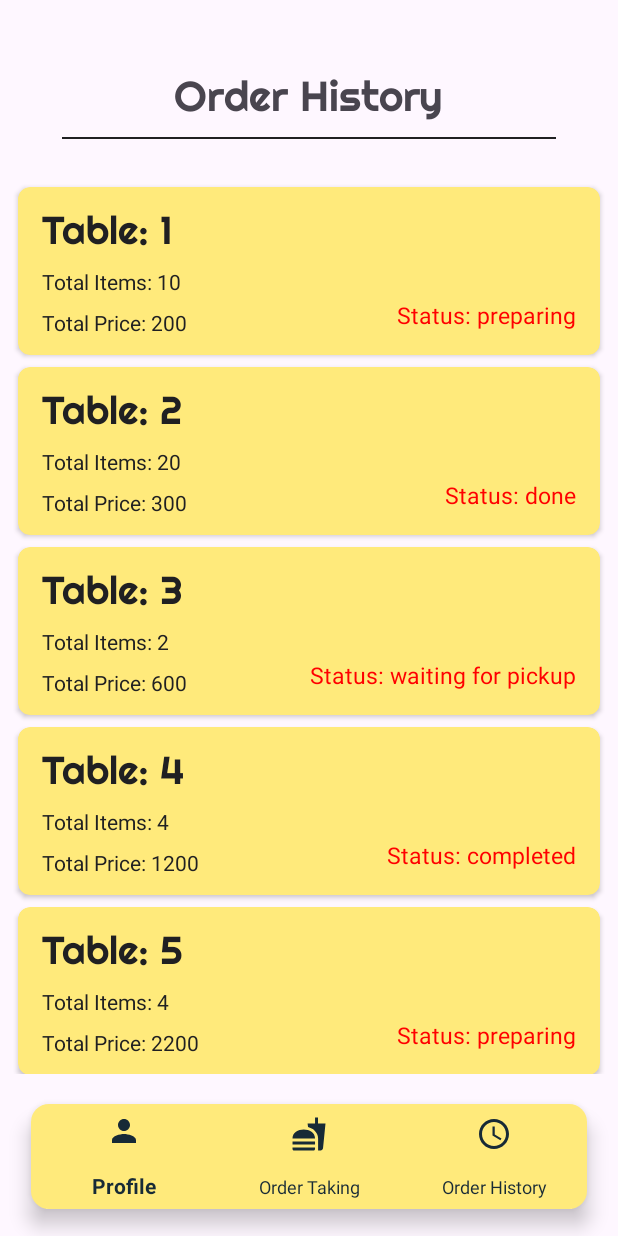
After one commit to Sd023/Entrees, an Android app: the OrderHistoryFragment screen opened through its navigation route, on a phone screen of 412 x 824 dp. The commit adds this screen. Run offline under Robolectric (Android 15) with nearby library versions, the phone set to English and light mode, and no system bars; our stand-ins replace Firebase (no records; nobody signed in at launch, a user with empty details on screens opened directly).

Commit message:
Order history logic

```diff
--- a/app/build.gradle.kts
+++ b/app/build.gradle.kts
@@ -67,6 +67,7 @@ dependencies {
     implementation(libs.lifecycle.viewmodel.ktx)
     implementation(libs.navigation.fragment.ktx)
     implementation(libs.annotation)
+    implementation(libs.androidx.activity)
     testImplementation(libs.junit)
     androidTestImplementation(libs.androidx.test.ext.junit)
     androidTestImplementation(libs.espresso.core)
@@ -93,5 +94,8 @@ dependencies {
 
     implementation ("com.nex3z:notification-badge:1.0.4")
 
+    implementation ("org.jetbrains.kotlinx:kotlinx-coroutines-core:1.5.2")
+    implementation ("org.jetbrains.kotlinx:kotlinx-coroutines-android:1.5.2")
+
 
 }
--- a/app/src/main/AndroidManifest.xml
+++ b/app/src/main/AndroidManifest.xml
@@ -17,6 +17,9 @@
         android:usesCleartextTraffic="true"
         tools:targetApi="31">
         <activity
+            android:name=".main.home.orders.OrderHistoryActivity"
+            android:exported="false" />
+        <activity
             android:name=".main.login.view.LoginScreen"
             android:exported="true">
             <intent-filter>
--- a/app/src/main/java/com/sdapps/entres/main/base/BaseActivity.kt
+++ b/app/src/main/java/com/sdapps/entres/main/base/BaseActivity.kt
@@ -53,6 +53,12 @@ open class BaseActivity : AppCompatActivity(), BaseView {
                     return@setOnItemSelectedListener true
                 }
 
+                R.id.orderHistory -> {
+                    val navController = findNavController(R.id.nav_host_fragment_activity_home_class)
+                    navController.navigate(R.id.orderHistory)
+                    return@setOnItemSelectedListener true
+                }
+
                 else -> { false }
             }
         }
--- /dev/null
+++ b/app/src/main/java/com/sdapps/entres/main/home/orders/OrderHistoryAdapter.kt
@@ -0,0 +1,48 @@
+package com.sdapps.entres.main.home.orders
+
+import android.view.LayoutInflater
+import android.view.View
+import android.view.ViewGroup
+import android.widget.TextView
+import androidx.recyclerview.widget.RecyclerView
+import com.sdapps.entres.R
+import com.sdapps.entres.main.home.tableview.dialog.CommonDialogAdapter
+
+class OrderHistoryAdapter(private var data: ArrayList<OrderHistoryBO>) :
+    RecyclerView.Adapter<OrderHistoryAdapter.ViewHolder>() {
+
+
+    override fun onCreateViewHolder(parent: ViewGroup, viewType: Int): ViewHolder {
+        val layout =
+            LayoutInflater.from(parent.context).inflate(R.layout.history_view, parent, false)
+        return ViewHolder(layout)
+    }
+
+    override fun getItemCount(): Int {
+        return data.size
+    }
+
+    override fun onBindViewHolder(holder: ViewHolder, position: Int) {
+
+        holder.tableId.text  = StringBuilder().append("Table: ").append(data[position].tableName).toString()
+        holder.totalItems.text = StringBuilder().append("Total Items: ").append(data[position].totalItems).toString()
+        holder.totalPrice.text = StringBuilder().append("Total Price: ").append(data[position].totalPrice).toString()
+        holder.status.text = StringBuilder().append("Status: ").append(data[position].status).toString()
+    }
+
+    override fun getItemId(position: Int): Long {
+        return position.toLong()
+    }
+
+    override fun getItemViewType(position: Int): Int {
+        return position
+    }
+
+    class ViewHolder(itemView: View) : RecyclerView.ViewHolder(itemView) {
+        var tableId: TextView = itemView.findViewById(R.id.tableId)
+        var totalPrice: TextView = itemView.findViewById(R.id.totalPrice)
+        var totalItems: TextView = itemView.findViewById(R.id.totalItems)
+        var status: TextView = itemView.findViewById(R.id.status)
+
+    }
+}
--- /dev/null
+++ b/app/src/main/java/com/sdapps/entres/main/home/orders/OrderHistoryBO.kt
@@ -0,0 +1,11 @@
+package com.sdapps.entres.main.home.orders
+
+class OrderHistoryBO {
+
+    var tableName : String? = null
+    var seatNumber : String? = null
+    var totalItems : String? = null
+    var totalPrice : String? = null
+
+    var status : String? = null
+}
--- /dev/null
+++ b/app/src/main/java/com/sdapps/entres/main/home/orders/OrderHistoryFragment.kt
@@ -0,0 +1,89 @@
+package com.sdapps.entres.main.home.orders
+
+import android.os.Bundle
+import androidx.fragment.app.Fragment
+import android.view.LayoutInflater
+import android.view.View
+import android.view.ViewGroup
+import androidx.recyclerview.widget.LinearLayoutManager
+import com.sdapps.entres.R
+import com.sdapps.entres.databinding.FragmentOrderHistoryBinding
+import com.sdapps.entres.databinding.HistoryViewBinding
+
+
+class OrderHistoryFragment : Fragment() {
+
+    private lateinit var binding : FragmentOrderHistoryBinding
+    private lateinit var items : ArrayList<OrderHistoryBO>
+
+    override fun onCreateView(
+        inflater: LayoutInflater, container: ViewGroup?,
+        savedInstanceState: Bundle?
+    ): View {
+        binding = FragmentOrderHistoryBinding.inflate(layoutInflater,container,false)
+        return binding.root
+    }
+
+    override fun onViewCreated(view: View, savedInstanceState: Bundle?) {
+        super.onViewCreated(view, savedInstanceState)
+
+        initAll()
+    }
+
+    fun initAll(){
+        items = arrayListOf()
+
+        val bo = OrderHistoryBO().apply {
+            tableName = "1"
+            totalPrice = "200"
+            totalItems = "10"
+            status = "preparing"
+        }
+
+        items.add(bo)
+        val bo1 = OrderHistoryBO().apply {
+            tableName = "2"
+            totalPrice = "300"
+            totalItems = "20"
+            status = "done"
+        }
+        items.add(bo1)
+
+        val bo2 = OrderHistoryBO().apply {
+            tableName = "3"
+            totalPrice = "600"
+            totalItems = "2"
+            status = "waiting for pickup"
+        }
+        items.add(bo2)
+        val bo3 = OrderHistoryBO().apply {
+            tableName = "4"
+            totalPrice = "1200"
+            totalItems = "4"
+            status = "completed"
+        }
+        items.add(bo3)
+
+        val bo4 = OrderHistoryBO().apply {
+            tableName = "5"
+            totalPrice = "2200"
+            totalItems = "4"
+            status = "preparing"
+        }
+        items.add(bo4)
+
+        val bo5 = OrderHistoryBO().apply {
+            tableName = "6"
+            totalPrice = "3200"
+            totalItems = "2"
+            status = "completed"
+        }
+        items.add(bo5)
+
+        binding.recyclerView.layoutManager = LinearLayoutManager(context, LinearLayoutManager.VERTICAL,false)
+        val adapter =  OrderHistoryAdapter(items)
+        binding.recyclerView.adapter =adapter
+
+    }
+
+}
--- a/app/src/main/java/com/sdapps/entres/main/home/tableview/dialog/CommonDialog.kt
+++ b/app/src/main/java/com/sdapps/entres/main/home/tableview/dialog/CommonDialog.kt
@@ -1,15 +1,21 @@
 package com.sdapps.entres.main.home.tableview.dialog
 
+import android.app.ProgressDialog
 import android.content.Intent
 import android.os.Bundle
 import android.view.LayoutInflater
 import android.view.View
 import android.view.ViewGroup
 import androidx.fragment.app.DialogFragment
+import androidx.lifecycle.lifecycleScope
 import com.sdapps.entres.main.food.view.view.FoodListActivity
 import com.sdapps.entres.databinding.CommonDialogTableViewBinding
 import com.sdapps.entres.main.home.tableview.tableFrag.presenter.TableViewPresenter
 import com.sdapps.entres.main.login.data.HotelBO
+import kotlinx.coroutines.Dispatchers
+import kotlinx.coroutines.delay
+import kotlinx.coroutines.launch
+import kotlinx.coroutines.withContext
 
 class CommonDialog(var presenter: TableViewPresenter) : DialogFragment(), CommonDialogView.View {
     companion object {
@@ -22,6 +28,8 @@ class CommonDialog(var presenter: TableViewPresenter) : DialogFragment(), Common
     private var position: Int? = null
     var tablText: String? = null
 
+    private lateinit var dialog : ProgressDialog
+
     override fun onCreateView(
         inflater: LayoutInflater,
         container: ViewGroup?,
@@ -29,6 +37,7 @@ class CommonDialog(var presenter: TableViewPresenter) : DialogFragment(), Common
     ): View? {
         val mArgs = arguments
         position = mArgs?.getInt("POSITION")
+        dialog = ProgressDialog(context)
         binding = CommonDialogTableViewBinding.inflate(inflater, container, false)
         return binding.root
     }
@@ -44,6 +53,7 @@ class CommonDialog(var presenter: TableViewPresenter) : DialogFragment(), Common
         binding.tblTxt.text = tablText
         try {
             if (presenter != null) {
+                binding.progressBar.visibility = View.VISIBLE
                 presenter.getSeatsReference(this)
             }
 
@@ -72,6 +82,9 @@ class CommonDialog(var presenter: TableViewPresenter) : DialogFragment(), Common
          cardAdapter.notifyDataSetChanged()
      }*/
 
+
+
+
     override fun switchActivity(position: Int, seat: String) {
         val intent = Intent(context, FoodListActivity::class.java)
         intent.putExtra("SEAT", seat)
@@ -80,7 +93,18 @@ class CommonDialog(var presenter: TableViewPresenter) : DialogFragment(), Common
 
     }
 
+    fun showloading(){
+
+    }
+
+    fun hideLoading(){
+       binding.recyclerView.visibility = View.VISIBLE
+    }
+
     override fun setupView(map: HashMap<String, ArrayList<HotelBO.Seats>>?) {
+        binding.progressBar.visibility = View.GONE
+        binding.recyclerView.visibility = View.VISIBLE
+
         val list = map?.get(tablText)
         cardAdapter = CommonDialogAdapter(list, this)
         binding.recyclerView.adapter = cardAdapter
--- /dev/null
+++ b/app/src/main/res/drawable/order_history_24.xml
@@ -0,0 +1,7 @@
+<vector xmlns:android="http://schemas.android.com/apk/res/android" android:height="24dp" android:tint="#202022" android:viewportHeight="24" android:viewportWidth="24" android:width="24dp">
+
+    <path android:fillColor="@android:color/white" android:pathData="M11.99,2C6.47,2 2,6.48 2,12s4.47,10 9.99,10C17.52,22 22,17.52 22,12S17.52,2 11.99,2zM12,20c-4.42,0 -8,-3.58 -8,-8s3.58,-8 8,-8 8,3.58 8,8 -3.58,8 -8,8z"/>
+
+    <path android:fillColor="@android:color/white" android:pathData="M12.5,7H11v6l5.25,3.15 0.75,-1.23 -4.5,-2.67z"/>
+
+</vector>
--- a/app/src/main/res/layout/common_dialog_table_view.xml
+++ b/app/src/main/res/layout/common_dialog_table_view.xml
@@ -12,8 +12,27 @@
         android:layout_height="wrap_content"
         android:layout_centerHorizontal="true"
         android:layout_marginTop="20dp"
-        android:text=""
+        android:text="Table"
         android:textSize="35sp" />
+
+
+
+
+    <com.google.android.material.progressindicator.CircularProgressIndicator
+        android:id="@+id/progressBar"
+        android:layout_width="match_parent"
+        android:layout_height="wrap_content"
+        android:layout_margin="32dp"
+        android:layout_centerInParent="true"
+        android:layout_below="@id/tblTxt"
+        android:indeterminate="true"
+        app:indicatorColor="@color/red"
+        app:indicatorSize="44dp"
+        app:layout_constraintLeft_toLeftOf="parent"
+        app:layout_constraintRight_toRightOf="parent"
+        app:layout_constraintTop_toTopOf="parent"
+        app:trackColor="@color/bg_color"
+        app:trackThickness="8dp" />
 
 
     <androidx.recyclerview.widget.RecyclerView
@@ -21,6 +40,7 @@
         android:layout_width="296dp"
         android:layout_height="wrap_content"
         android:layout_marginTop="15dp"
+        android:visibility="gone"
         android:layout_below="@id/tblTxt"
         android:layout_centerHorizontal="true"
         android:background="@android:color/background_light"
--- /dev/null
+++ b/app/src/main/res/layout/fragment_order_history.xml
@@ -0,0 +1,47 @@
+<?xml version="1.0" encoding="utf-8"?>
+<androidx.constraintlayout.widget.ConstraintLayout xmlns:android="http://schemas.android.com/apk/res/android"
+    xmlns:tools="http://schemas.android.com/tools"
+    android:layout_width="match_parent"
+    android:layout_height="match_parent"
+    xmlns:app="http://schemas.android.com/apk/res-auto"
+    tools:context=".main.home.orders.OrderHistoryFragment">
+
+    <TextView
+        android:id="@+id/centeredTextView"
+        android:layout_width="wrap_content"
+        android:layout_height="wrap_content"
+        android:layout_marginTop="46dp"
+        android:text="@string/order_history"
+        android:fontFamily="@font/righteous_font"
+        android:textSize="28sp"
+        app:layout_constraintEnd_toEndOf="parent"
+        app:layout_constraintHorizontal_bias="0.5"
+        app:layout_constraintStart_toStartOf="parent"
+        app:layout_constraintTop_toTopOf="parent" />
+
+
+    <View
+        android:id="@+id/divider"
+        android:layout_width="0dp"
+        android:layout_height="1dp"
+        android:layout_marginTop="10dp"
+        android:background="@color/bg_color"
+        app:layout_constraintEnd_toEndOf="parent"
+        app:layout_constraintStart_toStartOf="parent"
+        app:layout_constraintTop_toBottomOf="@+id/centeredTextView"
+        app:layout_constraintWidth_percent="0.8" />
+
+    <androidx.recyclerview.widget.RecyclerView
+        android:id="@+id/recyclerView"
+        android:layout_width="0dp"
+        android:layout_height="0dp"
+        android:layout_marginTop="20dp"
+        android:padding="8dp"
+        app:layoutManager="androidx.recyclerview.widget.LinearLayoutManager"
+        app:layout_constraintBottom_toBottomOf="parent"
+        app:layout_constraintEnd_toEndOf="parent"
+        app:layout_constraintStart_toStartOf="parent"
+        app:layout_constraintTop_toBottomOf="@id/divider"
+        tools:listitem="@layout/history_view"
+        />
+</androidx.constraintlayout.widget.ConstraintLayout>
--- /dev/null
+++ b/app/src/main/res/layout/history_view.xml
@@ -0,0 +1,58 @@
+<androidx.cardview.widget.CardView xmlns:android="http://schemas.android.com/apk/res/android"
+    xmlns:app="http://schemas.android.com/apk/res-auto"
+    android:layout_width="match_parent"
+    android:layout_height="wrap_content"
+    android:layout_margin="4dp"
+    android:backgroundTint="@color/primary_light"
+    app:cardCornerRadius="8dp">
+
+    <LinearLayout
+        android:layout_width="match_parent"
+        android:layout_height="wrap_content"
+        android:orientation="vertical"
+        android:paddingStart="16dp"
+        android:paddingTop="12dp"
+        android:paddingEnd="16dp"
+        android:paddingBottom="12dp">
+
+        <TextView
+            android:id="@+id/tableId"
+            android:layout_width="wrap_content"
+            android:layout_height="wrap_content"
+            android:text="Table 1"
+            android:textColor="@color/bg_color"
+            android:fontFamily="@font/righteous_font"
+            android:textSize="26sp" /> <!-- Adjust text size as needed -->
+
+        <TextView
+            android:id="@+id/totalItems"
+            android:layout_width="wrap_content"
+            android:layout_height="wrap_content"
+            android:layout_marginTop="8dp"
+            android:textColor="@color/bg_color"
+            android:text="Total Items : 19"
+            android:textSize="14sp" />
+
+        <TextView
+            android:id="@+id/totalPrice"
+            android:layout_width="wrap_content"
+            android:layout_height="wrap_content"
+            android:layout_marginTop="8dp"
+            android:textColor="@color/bg_color"
+            android:text="Total Price : 1000"
+            android:textSize="14sp" />
+
+    </LinearLayout>
+
+    <TextView
+        android:id="@+id/status"
+        android:layout_width="wrap_content"
+        android:layout_height="wrap_content"
+        android:layout_gravity="end|bottom"
+        android:layout_margin="16dp"
+        android:text="Status : Preparing"
+        android:textColor="@color/red"
+        android:textSize="15sp"
+        />
+
+</androidx.cardview.widget.CardView>
--- a/app/src/main/res/menu/homescreen_bottom_items.xml
+++ b/app/src/main/res/menu/homescreen_bottom_items.xml
@@ -1,5 +1,11 @@
 <?xml version="1.0" encoding="utf-8"?>
 <menu xmlns:android="http://schemas.android.com/apk/res/android">
+
+    <item
+        android:id="@+id/profile"
+        android:enabled="true"
+        android:title="@string/profile"
+        android:icon="@drawable/baseline_person_24"/>
 
     <item
         android:id="@+id/orderTaking"
@@ -8,10 +14,10 @@
         android:icon="@drawable/baseline_fastfood_24"/>
 
     <item
-        android:id="@+id/profile"
+        android:id="@+id/orderHistory"
         android:enabled="true"
-        android:title="@string/profile"
-        android:icon="@drawable/baseline_person_24"/>
+        android:title="@string/order_history"
+        android:icon="@drawable/order_history_24"/>
 
 
 
--- a/app/src/main/res/navigation/nav_graph.xml
+++ b/app/src/main/res/navigation/nav_graph.xml
@@ -5,6 +5,11 @@
     android:id="@+id/mobile_navigation"
     app:startDestination="@+id/orderTaking">
 
+    <fragment
+        android:id="@+id/profile"
+        android:name="com.sdapps.entres.main.home.profile.ProfileFragment"
+        android:label="@string/profile"
+        tools:layout="@layout/fragment_profile" />
 
     <fragment
         android:id="@+id/orderTaking"
@@ -13,8 +18,8 @@
         tools:layout="@layout/fragment_order_taking" />
 
     <fragment
-        android:id="@+id/profile"
-        android:name="com.sdapps.entres.main.home.profile.ProfileFragment"
-        android:label="@string/profile"
-        tools:layout="@layout/fragment_profile" />
+        android:id="@+id/orderHistory"
+        android:name="com.sdapps.entres.main.home.orders.OrderHistoryFragment"
+        android:label="@string/order_history"
+        tools:layout="@layout/fragment_order_history"/>
 </navigation>
--- a/gradle/libs.versions.toml
+++ b/gradle/libs.versions.toml
@@ -21,6 +21,7 @@ lifecycle-viewmodel-ktx = "2.6.2"
 navigation-fragment-ktx = "2.7.6"
 annotation = "1.7.0"
 gms = "4.4.0"
+activity = "1.8.0"
 
 [libraries]
 androidx-core-splashscreen = { module = "androidx.core:core-splashscreen", version.ref = "core-splashscreen" }
@@ -45,6 +46,7 @@ lifecycle-viewmodel-ktx = { group = "androidx.lifecycle", name = "lifecycle-view
 navigation-fragment-ktx = { group = "androidx.navigation", name = "navigation-fragment-ktx", version.ref = "navigation-fragment-ktx" }
 annotation = { group = "androidx.annotation", name = "annotation", version.ref = "annotation" }
 gms ={group = "com.google.gms.google-services", name = "google-services", version.ref = "gms"}
+androidx-activity = { group = "androidx.activity", name = "activity", version.ref = "activity" }
 
 [plugins]
 androidApplication = { id = "com.android.application", version.ref = "agp" }
```
